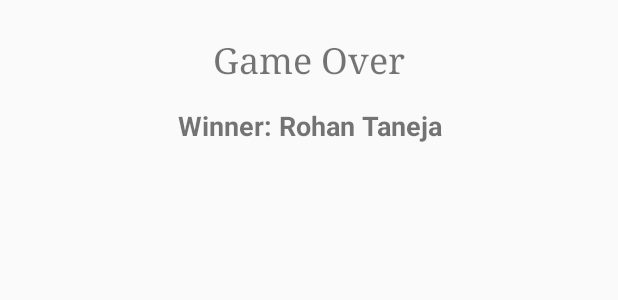
After one commit to rohan20/tic-tac-toe-mvvm, an Android app: the layout game_end_dialog.xml on its own in the app's theme, with its tools: preview values and no code run, on a phone screen of 412 x 824 dp. The commit adds this screen. Shown: the top 300 px of the screen. Run offline under Robolectric (Android 15) with nearby library versions, the phone set to English and light mode, and no system bars.

Commit message:
added implmenetation for GameEndDialogFragment

```diff
--- a/app/src/main/java/com/rohantaneja/tictactoe_mvvm/view/MainActivity.java
+++ b/app/src/main/java/com/rohantaneja/tictactoe_mvvm/view/MainActivity.java
@@ -24,7 +24,7 @@ public class MainActivity extends AppCompatActivity implements Observer {
         promptForPlayers();
     }
 
-    private void promptForPlayers() {
+    public void promptForPlayers() {
         GameBeginDialogFragment gameBeginDialogFragment = GameBeginDialogFragment.newInstance(this);
         gameBeginDialogFragment.show(getFragmentManager(), GAME_BEGIN_DIALOG_TAG);
     }
--- /dev/null
+++ b/app/src/main/res/layout/game_end_dialog.xml
@@ -0,0 +1,28 @@
+<?xml version="1.0" encoding="utf-8"?>
+<LinearLayout xmlns:android="http://schemas.android.com/apk/res/android"
+    android:layout_width="match_parent"
+    android:layout_height="match_parent"
+    android:orientation="vertical"
+    android:padding="16dp">
+
+    <TextView
+        android:id="@+id/game_over_text_view"
+        android:layout_width="match_parent"
+        android:layout_height="wrap_content"
+        android:fontFamily="serif"
+        android:gravity="center"
+        android:padding="8dp"
+        android:text="Game Over"
+        android:textSize="24sp" />
+
+    <TextView
+        android:id="@+id/winner_text_view"
+        android:layout_width="match_parent"
+        android:layout_height="wrap_content"
+        android:gravity="center"
+        android:padding="8dp"
+        android:text="Winner: Rohan Taneja"
+        android:textSize="18sp"
+        android:textStyle="bold" />
+
+</LinearLayout>
```
Also changed, not shown: app/src/main/java/com/rohantaneja/tictactoe_mvvm/view/GameEndDialogFragment.java (added, +84 -0 lines).
